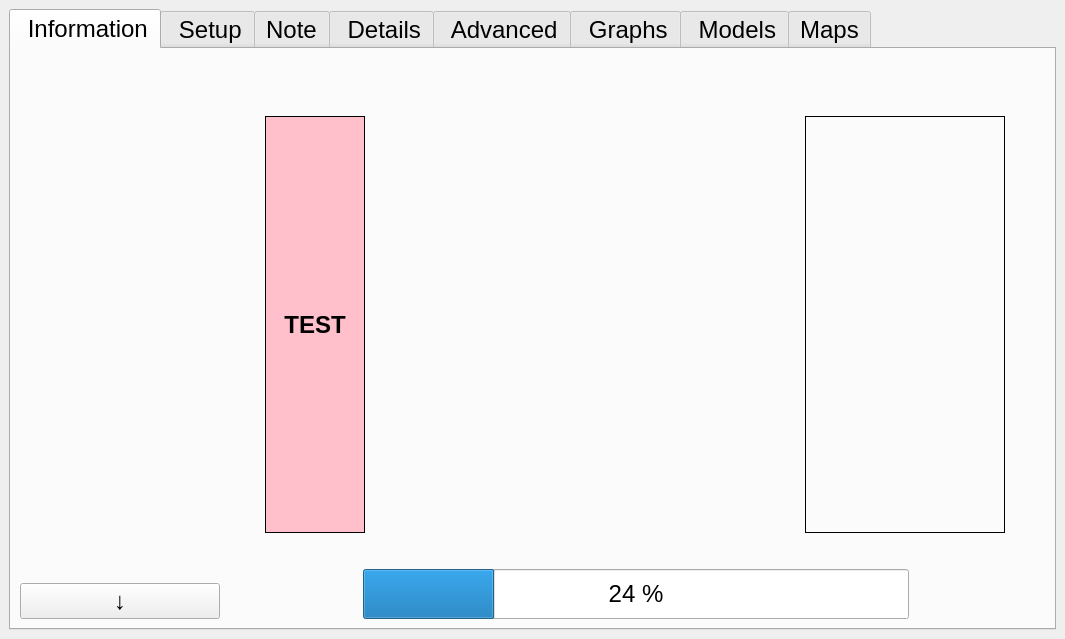
This is ddh/gui/gui.ui in LowellInstruments/ddh5 as Qt 5 draws it before an edit. The edited form follows.
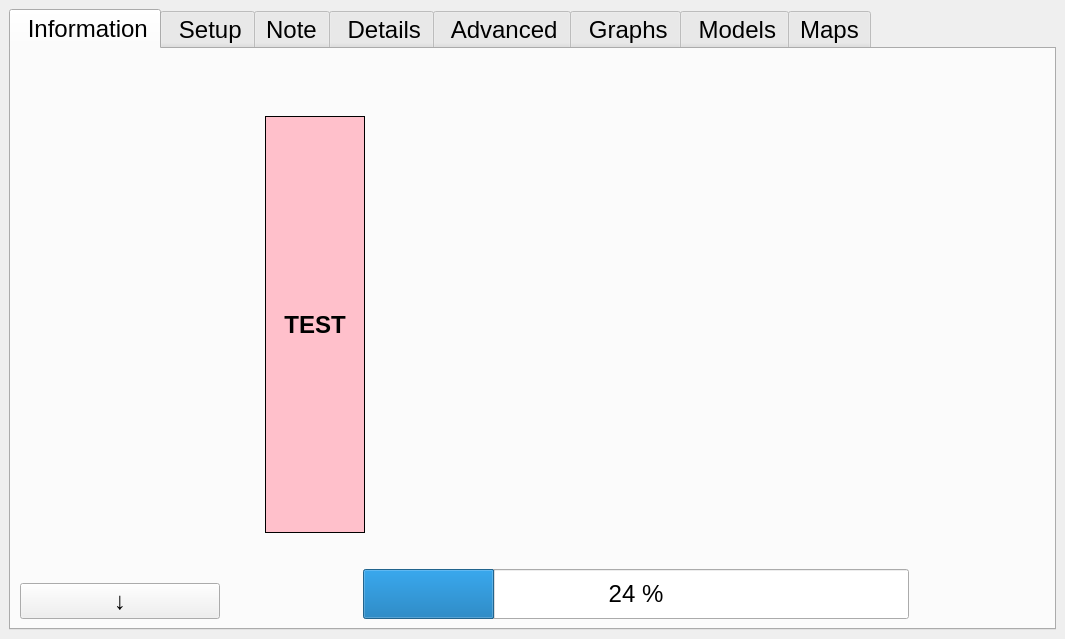
This is the edited form. The open tabs and pages were chosen to show the change. Icons and pictures are not drawn.

Patch:
```diff
--- a/ddh/gui/gui.ui
+++ b/ddh/gui/gui.ui
@@ -665,7 +665,7 @@
                <string notr="true"/>
               </property>
               <property name="frameShape">
-               <enum>QFrame::Box</enum>
+               <enum>QFrame::NoFrame</enum>
               </property>
               <property name="textFormat">
                <enum>Qt::PlainText</enum>
```
Left out of the diff: 2 changed lines with no effect on the pictures.
